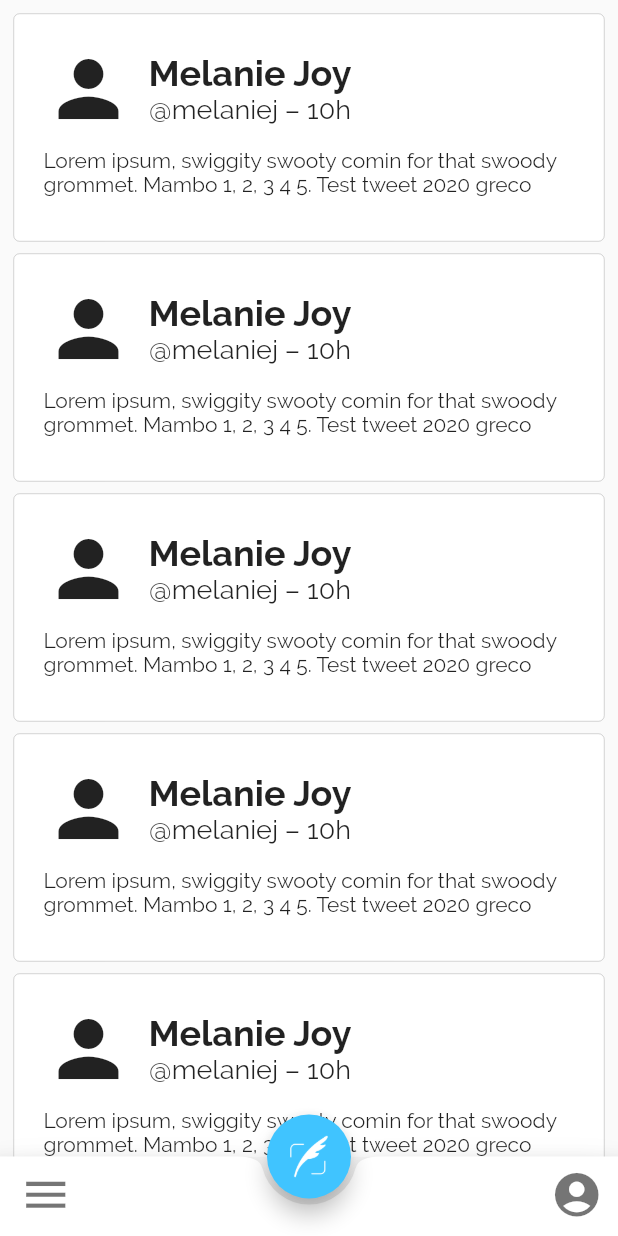
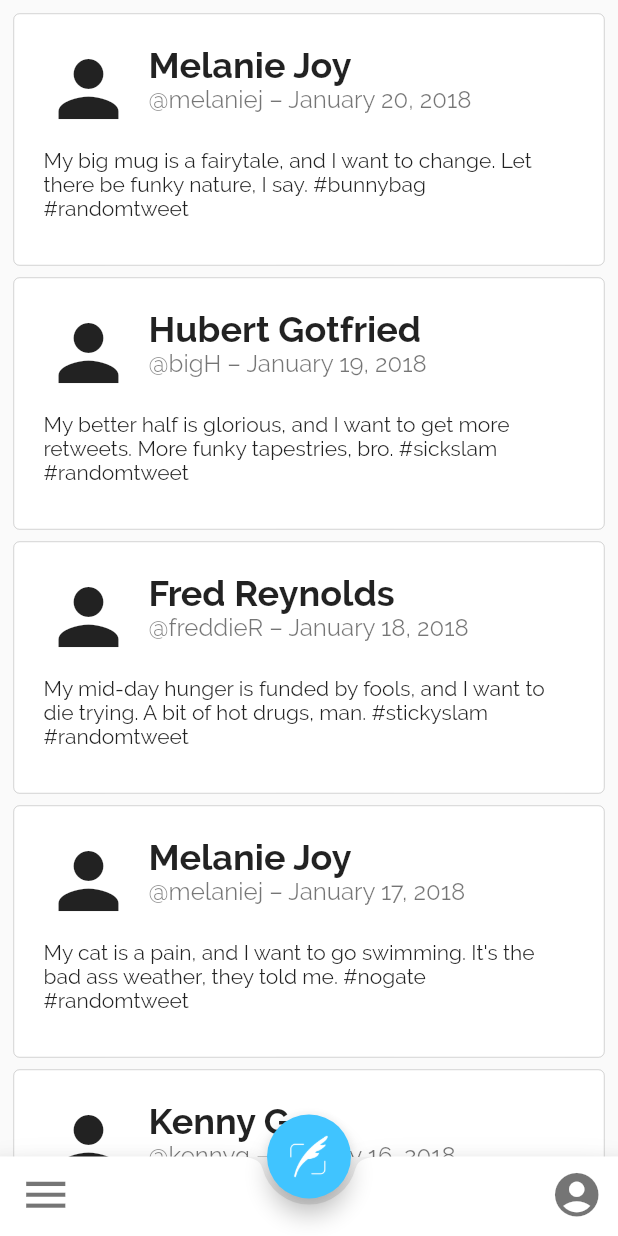
Before and after one commit to michaelgosling/twitter_md, a Flutter app: the screen it shows after launch, on a phone screen of 412 x 824 dp. Run offline on Flutter 3.47's test engine with Material 2 defaults, Android fonts, the phone set to English and light mode, and no system bars.

Commit message:
Add tweet class, add tweetcard class, add list of temp tweets, change listview to listview builder, format datetime properly.

```diff
--- /dev/null
+++ b/lib/Tweet.dart
@@ -0,0 +1,11 @@
+
+
+class Tweet {
+  String name;
+  String handle;
+  DateTime dateTime;
+  String message;
+
+  Tweet(this.name, this.handle, this.dateTime, this.message);
+
+}
--- a/lib/main.dart
+++ b/lib/main.dart
@@ -1,4 +1,6 @@
 import 'package:flutter/material.dart';
+import 'package:intl/intl.dart';
+import 'Tweet.dart';
 
 void main() => runApp(MyApp());
 
@@ -12,47 +14,84 @@ var androidThemeData = ThemeData(
   primaryColorDark: Color.fromRGBO(130, 179, 201, 1),
   accentColor: Colors.lightBlueAccent,
 );
-var cardShape = RoundedRectangleBorder(
+
+
+class TweetCard extends Card {
+  var tweetShape = RoundedRectangleBorder(
     borderRadius: BorderRadius.circular(4),
     side: BorderSide(
         color: Colors.black38,
         width: 0.3,
         style: BorderStyle.solid),
   );
-var tempTweet = Card(
+
+  final Tweet tweet;
+
+  TweetCard(this.tweet);
+
+  @override
+  Widget build(BuildContext context) {
+    var dateTimeDisplay;
+    if (tweet.dateTime.year < DateTime.now().year)
+      dateTimeDisplay = DateFormat.yMMMMd("en_US").format(tweet.dateTime);
+    else if (tweet.dateTime.month < DateTime.now().month)
+      dateTimeDisplay = (DateTime.now().month - tweet.dateTime.month).toString() + " months ago";
+    else if (tweet.dateTime.day < DateTime.now().day) {
+      var dayDiff = DateTime.now().day-tweet.dateTime.day;
+      if (dayDiff == 7)
+        dateTimeDisplay = "A week ago";
+      else if (dayDiff < 7)
+        dateTimeDisplay = tweet.dateTime.weekday;
+      else
+        dateTimeDisplay = dayDiff.toString() + " days ago";
+    } else if (tweet.dateTime.hour < DateTime.now().hour)
+      dateTimeDisplay = (DateTime.now().hour - tweet.dateTime.hour).toString() + "h ago";
+    else {
+      if (tweet.dateTime.minute == DateTime.now().minute)
+        dateTimeDisplay = "Just now";
+      else
+        dateTimeDisplay = (DateTime.now().minute - tweet.dateTime.minute).toString() + "m ago";
+    }
+
+    return Card(
         elevation: 0,
-    shape: cardShape,
+        shape: tweetShape,
         child: Padding(
             padding: EdgeInsets.all(20),
             child: Column(
               children: <Widget>[
                 Row(
+                  mainAxisAlignment: MainAxisAlignment.start,
+                  crossAxisAlignment: CrossAxisAlignment.start,
                   children: <Widget>[
                     Padding(
                       padding: EdgeInsets.fromLTRB(0, 0, 10, 0),
                       child: Icon(Icons.person, size: 60),
                     ),
                     Column(
+                      mainAxisAlignment: MainAxisAlignment.start,
+                      crossAxisAlignment: CrossAxisAlignment.start,
                       children: <Widget>[
                         Text(
-                      "Melanie Joy",
+                          tweet.name,
                           style: TextStyle(
                               fontSize: 24, fontWeight: FontWeight.w700),
+                          textAlign: TextAlign.start,
                         ),
-                    Text("@melaniej – 10h",
-                        style: TextStyle(fontSize: 18))
+                        Text("@" + tweet.handle + " – " + dateTimeDisplay,
+                            style: TextStyle(fontSize: 16, color: Colors.black54), textAlign: TextAlign.start,)
                       ],
                     )
                   ],
                 ),
                 Padding(
                   padding: EdgeInsets.fromLTRB(0, 10, 0, 10),
-              child: Text(
-                  "Lorem ipsum, swiggity swooty comin for that swoody grommet."
-                      " Mambo 1, 2, 3 4 5. Test tweet 2020 greco"),
+                  child: Text(tweet.message),
                 ),
               ],
             )));
+  }
+}
 
 class MyApp extends StatelessWidget {
   // This widget is the root of your application.
@@ -77,6 +116,26 @@ class Feed extends StatefulWidget {
 }
 
 class _FeedState extends State<Feed> {
+  // Fake random tweets courtesy of http://rasmusrasmussen.com/rtweets/
+  var tweets = [
+    new Tweet("Melanie Joy", "melaniej", DateTime.utc(2018, DateTime.january, 20, 0, 0, 0, 0, 0),
+        "My big mug is a fairytale, and I want to change. Let there be funky nature, I say. #bunnybag #randomtweet"),
+    new Tweet("Hubert Gotfried", "bigH", DateTime.utc(2018, DateTime.january, 19, 0, 0, 0, 0, 0),
+        "My better half is glorious, and I want to get more retweets. More funky tapestries, bro. #sickslam #randomtweet"),
+    new Tweet("Fred Reynolds", "freddieR", DateTime.utc(2018, DateTime.january, 18, 0, 0, 0, 0, 0),
+        "My mid-day hunger is funded by fools, and I want to die trying. A bit of hot drugs, man. #stickyslam #randomtweet"),
+    new Tweet("Melanie Joy", "melaniej", DateTime.utc(2018, DateTime.january, 17, 0, 0, 0, 0, 0),
+        "My cat is a pain, and I want to go swimming. It's the bad ass weather, they told me. #nogate #randomtweet"),
+    new Tweet("Kenny G", "kennyg", DateTime.utc(2018, DateTime.january, 16, 0, 0, 0, 0, 0),
+        "My game is so robust, and I want to run a marathon. It's the thirsty dates, politically. #flasheats #randomtweet"),
+    new Tweet("Big Mart™", "capitalism", DateTime.utc(2018, DateTime.january, 15, 0, 0, 0, 0, 0),
+        "Why waste your money when you don't have to? Today's deal: Milk \$2. #LowPricesEveryDay"),
+    new Tweet("Local Grocery", "localgrocer", DateTime.utc(2018, DateTime.january, 15, 0, 0, 0, 0, 0),
+        "We've got milk on for a whopping low price of \$3, come on down and support local #local #milk"),
+    new Tweet("Melanie Joy", "melaniej", DateTime.utc(2018, DateTime.january, 15, 0, 0, 0, 0, 0),
+        "My job is getting old, and I want to pluck a cactus. A hint of casual tapestries, you see. #healthydiet #randomtweet"),
+  ];
+
   @override
   Widget build(BuildContext context) {
     return Scaffold(
@@ -86,20 +145,15 @@ class _FeedState extends State<Feed> {
         onPressed: () {},
       ),
       floatingActionButtonLocation: FloatingActionButtonLocation.centerDocked,
-      body: Center(
-            child: ListView(
+      body: ListView.builder(
               padding: EdgeInsets.all(5),
-              children: <Widget>[
-                SafeArea(child: tempTweet),
-                tempTweet,
-                tempTweet,
-                tempTweet,
-                tempTweet,
-                tempTweet,
-                tempTweet,
-                tempTweet,
-              ],
-          ),
+              itemCount: tweets.length,
+              itemBuilder: (BuildContext context, int index){
+                if (index == 0)
+                  return SafeArea(child: new TweetCard(tweets[index]));
+                else
+                  return new TweetCard(tweets[index]);
+              },
           ),
       bottomNavigationBar: new BottomAppBar(
           elevation: 10.0,
--- a/pubspec.yaml
+++ b/pubspec.yaml
@@ -13,6 +13,7 @@ environment:
   sdk: ">=2.0.0-dev.68.0 <3.0.0"
 
 dependencies:
+  intl: ^0.15.7
   flutter:
     sdk: flutter
 
```
Lines whose indentation alone changed are shown as unchanged.
